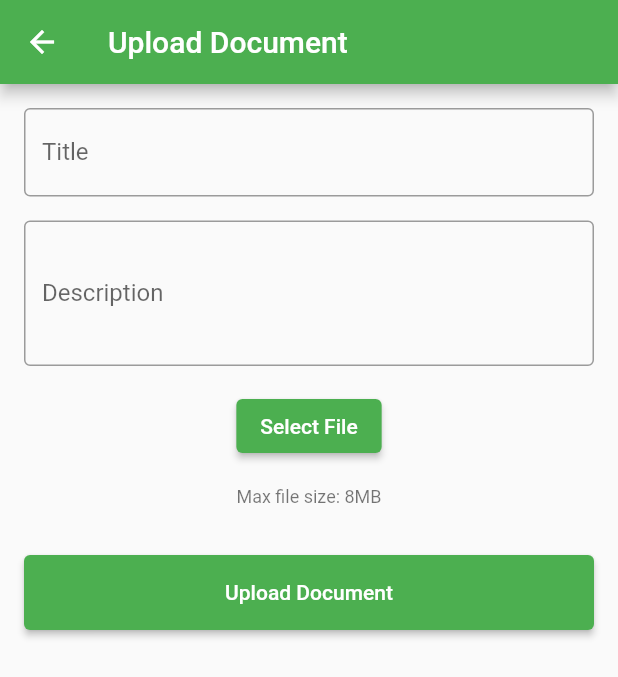
After one commit to yusufrizalh/bengkel-flutter, a Flutter app: the screen it shows after launch, after a tap on the "add" icon, on a phone screen of 412 x 824 dp. The commit adds this screen. Shown: the top 677 px of the screen. Run offline on Flutter 3.47's test engine with Material 3 defaults, Android fonts, the phone set to English and light mode, and no system bars; our stand-ins replace file_picker, flutter_form_builder, form_builder_validators, image_picker, shared_preferences; accounts and stored records are empty; network calls fail.

Commit message:
rest api documents

```diff
--- a/lib/main.dart
+++ b/lib/main.dart
@@ -4,6 +4,7 @@ import 'package:flutter/material.dart';
 import 'package:flutter_lab/pages/display_page.dart';
 import 'package:flutter_lab/pages/gallery_page.dart';
 import 'package:flutter_lab/pages/login_page.dart';
+import 'package:flutter_lab/screens/document_list.dart';
 import 'package:flutter_lab/screens/home_screen.dart';
 import 'package:flutter_lab/screens/login_screen.dart';
 import 'package:flutter_lab/screens/register_screen.dart';
@@ -29,11 +30,12 @@ class MyApp extends StatelessWidget {
           visualDensity: VisualDensity.adaptivePlatformDensity,
         ),
         title: "Flutter Lab",
-        home: LoginScreen(),
+        home: DocumentList(), //* LoginScreen() or Home()
         routes: {
           '/login': (context) => LoginScreen(),
           '/register': (context) => RegisterScreen(),
           '/home': (context) => HomeScreen(),
+          '/documents': (context) => DocumentList(),
         },
       ),
     );
--- /dev/null
+++ b/lib/models/document_model.dart
@@ -0,0 +1,39 @@
+class Document {
+  int? id;
+  String title;
+  String description;
+  String filePath;
+  String fileType;
+  DateTime createdAt;
+
+  Document({
+    this.id,
+    required this.title,
+    required this.description,
+    required this.filePath,
+    required this.fileType,
+    required this.createdAt,
+  });
+
+  factory Document.fromJson(Map<String, dynamic> json) {
+    return Document(
+      id: json['id'],
+      title: json['title'],
+      description: json['description'],
+      filePath: json['file_path'],
+      fileType: json['file_type'],
+      createdAt: DateTime.parse(json['created_at']),
+    );
+  }
+
+  Map<String, dynamic> toJson() {
+    return {
+      'id': id,
+      'title': title,
+      'description': description,
+      'file_path': filePath,
+      'file_type': fileType,
+      'created_at': createdAt.toIso8601String(),
+    };
+  }
+}
--- /dev/null
+++ b/lib/screens/document_form.dart
@@ -0,0 +1,221 @@
+import 'package:flutter/material.dart';
+import 'package:file_picker/file_picker.dart';
+import 'package:flutter/services.dart';
+import 'package:flutter_lab/models/document_model.dart';
+import 'package:flutter_lab/utils/validators.dart';
+import 'dart:io';
+import '../services/api_service.dart';
+
+class DocumentForm extends StatefulWidget {
+  final Document? document;
+  final Function onSubmitted;
+
+  const DocumentForm({Key? key, this.document, required this.onSubmitted})
+    : super(key: key);
+
+  @override
+  _DocumentFormState createState() => _DocumentFormState();
+}
+
+class _DocumentFormState extends State<DocumentForm> {
+  final _formKey = GlobalKey<FormState>();
+  late TextEditingController _titleController;
+  late TextEditingController _descriptionController;
+  File? _selectedFile;
+  bool _isLoading = false;
+  bool _isEditMode = false;
+  String? _filePathFromServer;
+
+  @override
+  void initState() {
+    super.initState();
+    _isEditMode = widget.document != null;
+    _titleController = TextEditingController(
+      text: widget.document?.title ?? '',
+    );
+    _descriptionController = TextEditingController(
+      text: widget.document?.description ?? '',
+    );
+    _filePathFromServer = widget.document?.filePath;
+  }
+
+  @override
+  void dispose() {
+    _titleController.dispose();
+    _descriptionController.dispose();
+    super.dispose();
+  }
+
+  Future<void> _pickFile() async {
+    try {
+      FilePickerResult? result = await FilePicker.platform.pickFiles(
+        type: FileType.custom,
+        allowedExtensions: ['jpg', 'jpeg', 'png', 'pdf'],
+      );
+
+      if (result != null) {
+        setState(() {
+          _selectedFile = File(result.files.single.path!);
+          _filePathFromServer =
+              null; // Reset server path if new file is selected
+        });
+      }
+    } on PlatformException catch (e) {
+      ScaffoldMessenger.of(
+        context,
+      ).showSnackBar(SnackBar(content: Text('File picker error: $e')));
+    } catch (e) {
+      ScaffoldMessenger.of(
+        context,
+      ).showSnackBar(SnackBar(content: Text('Error picking file: $e')));
+    }
+  }
+
+  Future<void> _submitForm() async {
+    if (!_formKey.currentState!.validate()) return;
+
+    setState(() => _isLoading = true);
+
+    try {
+      if (_isEditMode && widget.document != null) {
+        // Update existing document
+        final updatedDocument = Document(
+          id: widget.document!.id,
+          title: _titleController.text,
+          description: _descriptionController.text,
+          filePath: _filePathFromServer ?? widget.document!.filePath,
+          fileType: widget.document!.fileType,
+          createdAt: widget.document!.createdAt,
+        );
+
+        await ApiService.updateDocument(updatedDocument);
+      } else {
+        // Create new document
+        if (_selectedFile == null) {
+          throw Exception('Please select a file');
+        }
+
+        await ApiService.uploadDocument(
+          title: _titleController.text,
+          description: _descriptionController.text,
+          file: _selectedFile!,
+        );
+      }
+
+      widget.onSubmitted();
+      Navigator.pop(context);
+      ScaffoldMessenger.of(context).showSnackBar(
+        SnackBar(
+          content: Text(
+            _isEditMode
+                ? 'Document updated successfully'
+                : 'Document uploaded successfully',
+          ),
+        ),
+      );
+    } catch (e) {
+      ScaffoldMessenger.of(
+        context,
+      ).showSnackBar(SnackBar(content: Text('Error: $e')));
+    } finally {
+      setState(() => _isLoading = false);
+    }
+  }
+
+  @override
+  Widget build(BuildContext context) {
+    return Scaffold(
+      appBar: AppBar(
+        title: Text(_isEditMode ? 'Edit Document' : 'Upload Document'),
+      ),
+      body: SingleChildScrollView(
+        padding: const EdgeInsets.all(16.0),
+        child: Form(
+          key: _formKey,
+          child: Column(
+            children: [
+              TextFormField(
+                controller: _titleController,
+                decoration: const InputDecoration(
+                  labelText: 'Title',
+                  border: OutlineInputBorder(),
+                ),
+                validator: Validators.validateTitle,
+              ),
+              const SizedBox(height: 16),
+              TextFormField(
+                controller: _descriptionController,
+                decoration: const InputDecoration(
+                  labelText: 'Description',
+                  border: OutlineInputBorder(),
+                ),
+                maxLines: 3,
+                validator: Validators.validateDescription,
+              ),
+              const SizedBox(height: 16),
+              if (!_isEditMode || _selectedFile != null)
+                Column(
+                  children: [
+                    ElevatedButton(
+                      onPressed: _pickFile,
+                      child: const Text('Select File'),
+                    ),
+                    const SizedBox(height: 8),
+                    if (_selectedFile != null)
+                      Text(
+                        'Selected file: ${_selectedFile!.path.split('/').last}',
+                        style: Theme.of(context).textTheme.bodySmall,
+                      ),
+                    const SizedBox(height: 8),
+                    Text(
+                      _selectedFile != null
+                          ? 'File size: ${(_selectedFile!.lengthSync() / (1024 * 1024)).toStringAsFixed(2)} MB'
+                          : 'Max file size: 8MB',
+                      style: Theme.of(context).textTheme.bodySmall,
+                    ),
+                    const SizedBox(height: 8),
+                    if (_selectedFile != null)
+                      Text(
+                        Validators.validateFile(_selectedFile) ??
+                            'File is valid',
+                        style: TextStyle(
+                          color: Validators.validateFile(_selectedFile) == null
+                              ? Colors.green
+                              : Colors.red,
+                        ),
+                      ),
+                  ],
+                ),
+              if (_isEditMode &&
+                  _selectedFile == null &&
+                  _filePathFromServer != null)
+                Column(
+                  children: [
+                    const Text('Current file:'),
+                    Text(
+                      _filePathFromServer!.split('/').last,
+                      style: Theme.of(context).textTheme.titleMedium,
+                    ),
+                    TextButton(
+                      onPressed: _pickFile,
+                      child: const Text('Change file'),
+                    ),
+                  ],
+                ),
+              const SizedBox(height: 24),
+              ElevatedButton(
+                onPressed: _isLoading ? null : _submitForm,
+                style: ElevatedButton.styleFrom(
+                  minimumSize: const Size(double.infinity, 50),
+                ),
+                child: _isLoading
+                    ? const CircularProgressIndicator(color: Colors.white)
+                    : Text(_isEditMode ? 'Update Document' : 'Upload Document'),
+              ),
+            ],
+          ),
+        ),
+      ),
+    );
+  }
+}
--- /dev/null
+++ b/lib/screens/document_list.dart
@@ -0,0 +1,128 @@
+import 'package:flutter/material.dart';
+import 'package:flutter_lab/models/document_model.dart';
+import 'package:flutter_lab/screens/document_form.dart';
+import 'package:flutter_lab/screens/document_view.dart';
+
+import '../services/api_service.dart';
+
+class DocumentList extends StatefulWidget {
+  const DocumentList({Key? key}) : super(key: key);
+
+  @override
+  _DocumentListState createState() => _DocumentListState();
+}
+
+class _DocumentListState extends State<DocumentList> {
+  late Future<List<Document>> futureDocuments;
+
+  @override
+  void initState() {
+    super.initState();
+    futureDocuments = ApiService.getDocuments();
+  }
+
+  void _refreshDocuments() {
+    setState(() {
+      futureDocuments = ApiService.getDocuments();
+    });
+  }
+
+  @override
+  Widget build(BuildContext context) {
+    return Scaffold(
+      appBar: AppBar(
+        title: const Text('Documents'),
+        actions: [
+          IconButton(
+            icon: const Icon(Icons.refresh),
+            onPressed: _refreshDocuments,
+          ),
+        ],
+      ),
+      floatingActionButton: FloatingActionButton(
+        onPressed: () {
+          Navigator.push(
+            context,
+            MaterialPageRoute(
+              builder: (context) =>
+                  DocumentForm(onSubmitted: _refreshDocuments),
+            ),
+          );
+        },
+        child: const Icon(Icons.add),
+      ),
+      body: FutureBuilder<List<Document>>(
+        future: futureDocuments,
+        builder: (context, snapshot) {
+          if (snapshot.connectionState == ConnectionState.waiting) {
+            return const Center(child: CircularProgressIndicator());
+          } else if (snapshot.hasError) {
+            return Center(child: Text('Error: ${snapshot.error}'));
+          } else if (!snapshot.hasData || snapshot.data!.isEmpty) {
+            return const Center(child: Text('No documents found'));
+          }
+
+          return ListView.builder(
+            itemCount: snapshot.data!.length,
+            itemBuilder: (context, index) {
+              Document document = snapshot.data![index];
+              return ListTile(
+                title: Text(document.title),
+                subtitle: Text(
+                  '${document.fileType} • ${document.createdAt.toString().substring(0, 10)}',
+                ),
+                trailing: Row(
+                  mainAxisSize: MainAxisSize.min,
+                  children: [
+                    IconButton(
+                      icon: const Icon(Icons.edit),
+                      onPressed: () {
+                        Navigator.push(
+                          context,
+                          MaterialPageRoute(
+                            builder: (context) => DocumentForm(
+                              document: document,
+                              onSubmitted: _refreshDocuments,
+                            ),
+                          ),
+                        );
+                      },
+                    ),
+                    IconButton(
+                      icon: const Icon(Icons.delete),
+                      onPressed: () async {
+                        try {
+                          await ApiService.deleteDocument(document.id!);
+                          _refreshDocuments();
+                          ScaffoldMessenger.of(context).showSnackBar(
+                            const SnackBar(
+                              content: Text('Document deleted successfully'),
+                            ),
+                          );
+                        } catch (e) {
+                          ScaffoldMessenger.of(context).showSnackBar(
+                            SnackBar(
+                              content: Text('Error deleting document: $e'),
+                            ),
+                          );
+                        }
+                      },
+                    ),
+                  ],
+                ),
+                onTap: () {
+                  Navigator.push(
+                    context,
+                    MaterialPageRoute(
+                      builder: (context) => DocumentView(document: document),
+                    ),
+                  );
+                },
+              );
+            },
+          );
+        },
+      ),
+    );
+  }
+}
--- /dev/null
+++ b/lib/screens/document_view.dart
@@ -0,0 +1,53 @@
+import 'package:flutter/material.dart';
+import 'package:flutter_lab/models/document_model.dart';
+
+class DocumentView extends StatelessWidget {
+  final Document document;
+
+  const DocumentView({Key? key, required this.document}) : super(key: key);
+
+  @override
+  Widget build(BuildContext context) {
+    return Scaffold(
+      appBar: AppBar(title: Text(document.title)),
+      body: SingleChildScrollView(
+        padding: const EdgeInsets.all(16.0),
+        child: Column(
+          crossAxisAlignment: CrossAxisAlignment.start,
+          children: [
+            Text(
+              document.title,
+              style: Theme.of(context).textTheme.headlineSmall,
+            ),
+            const SizedBox(height: 8),
+            Text(
+              'Uploaded on: ${document.createdAt.toString().substring(0, 10)}',
+              style: Theme.of(context).textTheme.bodySmall,
+            ),
+            const Divider(height: 32),
+            Text(
+              document.description,
+              style: Theme.of(context).textTheme.bodyLarge,
+            ),
+            const SizedBox(height: 24),
+            if (document.fileType == 'image')
+              Image.network(
+                document.filePath,
+                width: double.infinity,
+                fit: BoxFit.contain,
+              )
+            else
+              ElevatedButton(
+                onPressed: () {
+                  ScaffoldMessenger.of(context).showSnackBar(
+                    const SnackBar(content: Text('Opening PDF file...')),
+                  );
+                },
+                child: const Text('View PDF File'),
+              ),
+          ],
+        ),
+      ),
+    );
+  }
+}
--- a/lib/services/api_service.dart
+++ b/lib/services/api_service.dart
@@ -1,10 +1,112 @@
+// ignore_for_file: non_constant_identifier_names, unused_local_variable
+
 import 'dart:convert';
+import 'dart:io';
+import 'package:mime/mime.dart';
+import 'package:flutter_lab/models/document_model.dart';
 import 'package:http/http.dart' as http;
+import 'package:http_parser/http_parser.dart'; // Untuk MediaType
 import '../models/user_model.dart';
 
 class ApiService {
-  static const String baseUrl =
-      'http://192.168.1.17/flutter-api/apis'; // Ganti dengan URL server Anda
+  static const String baseUrl = 'http://192.168.4.100/flutter-api/apis';
+
+  // Create/Upload
+  static Future<Document> uploadDocument({
+    required String title,
+    required String description,
+    required File file,
+  }) async {
+    try {
+      var request = http.MultipartRequest(
+        'POST',
+        Uri.parse('$baseUrl/upload.php'),
+      );
+
+      // Add fields
+      request.fields['title'] = title;
+      request.fields['description'] = description;
+
+      // Add file
+      final mimeType = lookupMimeType(file.path);
+      final fileType = mimeType!.split('/')[0]; // 'image' atau 'application'
+
+      var fileStream = http.ByteStream(file.openRead());
+      var length = await file.length();
+
+      var multipartFile = http.MultipartFile(
+        'file',
+        fileStream,
+        length,
+        filename: file.path.split('/').last,
+        contentType: MediaType(mimeType.split('/')[0], mimeType.split('/')[1]),
+      );
+
+      request.files.add(multipartFile);
+
+      var response = await request.send();
+      var responseData = await response.stream.bytesToString();
+
+      if (response.statusCode == 200) {
+        return Document.fromJson(json.decode(responseData));
+      } else {
+        throw Exception(
+          'Failed to upload document: ${json.decode(responseData)['message']}',
+        );
+      }
+    } catch (e) {
+      throw Exception('Error uploading file: $e');
+    }
+  }
+
+  // Read
+  static Future<List<Document>> getDocuments() async {
+    final response = await http.get(Uri.parse('$baseUrl/documents.php'));
+
+    if (response.statusCode == 200) {
+      List<dynamic> body = json.decode(response.body);
+      return body.map((dynamic item) => Document.fromJson(item)).toList();
+    } else {
+      throw Exception('Failed to load documents');
+    }
+  }
+
+  // Get single document
+  static Future<Document> getDocument(int id) async {
+    final response = await http.get(Uri.parse('$baseUrl/document.php?id=$id'));
+
+    if (response.statusCode == 200) {
+      return Document.fromJson(json.decode(response.body));
+    } else {
+      throw Exception('Failed to load document');
+    }
+  }
+
+  // Update
+  static Future<Document> updateDocument(Document document) async {
+    final response = await http.put(
+      Uri.parse('$baseUrl/update.php'),
+      headers: {'Content-Type': 'application/json'},
+      body: json.encode(document.toJson()),
+    );
+
+    if (response.statusCode == 200) {
+      return Document.fromJson(json.decode(response.body));
+    } else {
+      throw Exception('Failed to update document');
+    }
+  }
+
+  // Delete
+  static Future<void> deleteDocument(int id) async {
+    final response = await http.delete(Uri.parse('$baseUrl/delete.php?id=$id'));
+
+    if (response.statusCode != 200) {
+      throw Exception('Failed to delete document');
+    }
+  }
+
+  //==============================================================
 
   Future<User> login(String user_email, String user_password) async {
     final response = await http.post(
--- /dev/null
+++ b/lib/services/image_picker_service.dart
@@ -0,0 +1,22 @@
+import 'dart:io';
+import 'package:image_picker/image_picker.dart';
+
+class ImagePickerService {
+  final ImagePicker _picker = ImagePicker();
+
+  Future<File?> pickImageFromGallery() async {
+    final pickedFile = await _picker.pickImage(source: ImageSource.gallery);
+    if (pickedFile != null) {
+      return File(pickedFile.path);
+    }
+    return null;
+  }
+
+  Future<File?> captureImageFromCamera() async {
+    final pickedFile = await _picker.pickImage(source: ImageSource.camera);
+    if (pickedFile != null) {
+      return File(pickedFile.path);
+    }
+    return null;
+  }
+}
--- a/lib/utils/validators.dart
+++ b/lib/utils/validators.dart
@@ -1,3 +1,6 @@
+import 'dart:io';
+import 'package:mime/mime.dart';
+
 class Validators {
   static String? validateEmail(String? value) {
     if (value == null || value.isEmpty) {
@@ -28,4 +31,47 @@ class Validators {
     }
     return null;
   }
+
+  //====================================================
+
+  static String? validateTitle(String? value) {
+    if (value == null || value.isEmpty) {
+      return 'Title is required';
+    }
+    if (value.length > 100) {
+      return 'Title cannot be longer than 100 characters';
+    }
+    return null;
+  }
+
+  static String? validateDescription(String? value) {
+    if (value == null || value.isEmpty) {
+      return 'Description is required';
+    }
+    if (value.length > 500) {
+      return 'Description cannot be longer than 500 characters';
+    }
+    return null;
+  }
+
+  static String? validateFile(File? file, {int maxSizeMB = 8}) {
+    if (file == null) {
+      return 'File is required';
+    }
+
+    // Check file size (8MB limit)
+    final fileSizeInMB = file.lengthSync() / (1024 * 1024);
+    if (fileSizeInMB > maxSizeMB) {
+      return 'File size must be less than $maxSizeMB MB';
+    }
+
+    // Check file type
+    final mimeType = lookupMimeType(file.path);
+    if (mimeType == null ||
+        (!mimeType.startsWith('image/') && mimeType != 'application/pdf')) {
+      return 'Only images and PDF files are allowed';
+    }
+
+    return null;
+  }
 }
--- a/pubspec.yaml
+++ b/pubspec.yaml
@@ -7,11 +7,15 @@ environment:
   sdk: ^3.9.0-221.0.dev
 
 dependencies:
+  file_picker: ^10.2.0
   flutter:
     sdk: flutter
   flutter_form_builder: ^10.0.1
   form_builder_validators: ^11.1.2
   http: ^1.4.0
+  image_picker: ^1.1.2
+  intl: ^0.20.2
+  mime: ^2.0.0
   provider: ^6.1.5
   shared_preferences: ^2.5.3
 
```
Also changed, not shown: lib/screens/home_screen.dart (+8 -5 lines), pubspec.lock, 5 other files.
